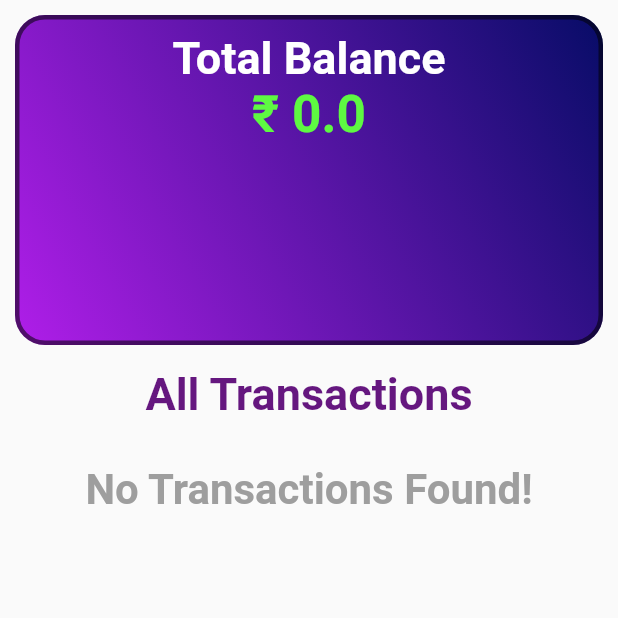
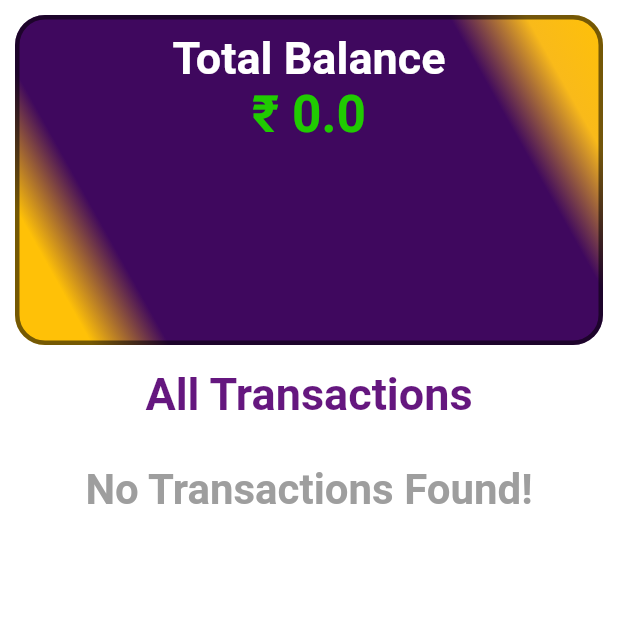
Before and after one commit to looohaar/CashBook, a Flutter app: the TransactionHistory screen opened directly, on a phone screen of 412 x 824 dp, the top half of it. Run offline on Flutter 3.47's test engine with Material 2 defaults, Android fonts, the phone set to English and light mode, and no system bars; our stand-ins replace flutter_spinkit, google_fonts, hive, hive_flutter, share_plus and 2 more; missing offline and left inert: dart:ffi; accounts and stored records are empty; Roboto replaces fonts that are missing (Signika).

Commit message:
almost done3

```diff
--- a/lib/screens/home/screensinhome/screen_addtransactions.dart
+++ b/lib/screens/home/screensinhome/screen_addtransactions.dart
@@ -42,6 +42,7 @@ class _AddTransactionsState extends State<AddTransactions> {
   @override
   Widget build(BuildContext context) {
     return Scaffold(
+      backgroundColor: Colors.white,
       appBar: AppBar(
         centerTitle: true,
         title: Text(
--- a/lib/screens/home/screensinhome/screen_categories.dart
+++ b/lib/screens/home/screensinhome/screen_categories.dart
@@ -34,10 +34,11 @@ class _CategoriesState extends State<Categories>
   @override
   Widget build(BuildContext context) {
     return Scaffold(
+       backgroundColor: Colors.white,
       appBar: AppBar(
         centerTitle: true,
         title: Text(
-          'Add Item',
+          'Add Categories',
           style: GoogleFonts.signika(
             fontSize: 30,
             fontWeight: FontWeight.w700,
--- a/lib/screens/home/screensinhome/screen_settings.dart
+++ b/lib/screens/home/screensinhome/screen_settings.dart
@@ -24,6 +24,7 @@ class _SettingsState extends State<Settings> {
   @override
   Widget build(BuildContext context) {
     return Scaffold(
+       backgroundColor: Colors.white,
       appBar: AppBar(
         centerTitle: true,
         title: Text('Settings',
@@ -191,7 +192,7 @@ elevation: 0,
               child: GestureDetector(
                 onTap: ()=>EmailAndUrl.openLink(url: 'www.linkedin.com/in/rahul-rajeev-500b1b200'),
                 child: ListTile(
-                  leading: Icon(Icons.info,color: headingColor,size: 35,),
+                  leading: Icon(Icons.info,color: headingColor,size: 33,),
                   title: Text('About Me',style: GoogleFonts.signika(fontSize: 25,color: Colors.black),),
 
                 ),
--- a/lib/screens/home/screensinhome/screen_transactions.dart
+++ b/lib/screens/home/screensinhome/screen_transactions.dart
@@ -28,6 +28,7 @@ class _TransactionHistoryState extends State<TransactionHistory> {
   Widget build(BuildContext context) {
     return SafeArea(
         child: Scaffold(
+           backgroundColor: Colors.white,
       appBar: AppBar(
         automaticallyImplyLeading: false,
         backgroundColor: Colors.transparent,
@@ -52,8 +53,26 @@ class _TransactionHistoryState extends State<TransactionHistory> {
                         border: Border.all(color: Colors.black54, width: 3),
                         gradient: LinearGradient(
                           colors: [
-                             Color.fromARGB(255, 7, 12, 103),
-                            Color.fromARGB(255, 176, 30, 233)
+
+                            // Color.fromARGB(252, 202, 10, 116),
+                            // Color.fromARGB(255, 26, 26, 65),
+                            // Color.fromARGB(255, 24, 1, 65),
+                            // Color.fromARGB(255, 24, 1, 65),
+                            // Colors.pink
+                            Colors.amber,
+                            Color.fromARGB(255, 249, 186, 26),
+                            Color.fromARGB(255, 63, 8, 94),
+                            Color.fromARGB(255, 63, 8, 94),
+                            Color.fromARGB(255, 63, 8, 94),
+                            Color.fromARGB(255, 63, 8, 94),
+                            Color.fromARGB(255, 63, 8, 94),
+                            Color.fromARGB(255, 63, 8, 94),
+                            Color.fromARGB(255, 63, 8, 94),
+                            Colors.amber,
+                            Colors.amber,
+
+
+
                           ],
                           begin: Alignment.topRight,
                           end: Alignment.bottomLeft,
--- a/lib/utils/colors.dart
+++ b/lib/utils/colors.dart
@@ -1,11 +1,11 @@
 import 'package:flutter/material.dart';
 
 final Color buttonColor = Color.fromARGB(255, 127, 5, 168);
-final Color tileIncomeColor = Colors.green;
-final Color tileExpenseColor= Color.fromARGB(255, 252, 21, 59);
+final Color tileIncomeColor =   Color.fromARGB(255, 32, 203, 1);
+final Color tileExpenseColor=  Color.fromARGB(233, 246, 9, 96);
 final Color headingColor= Color.fromARGB(255, 101, 23, 127);
 final Color textColor   = Colors.black54;
-final Color incomeColor=  Color.fromARGB(255, 94, 249, 66);
+final Color incomeColor=   Color.fromARGB(255, 32, 203, 1);
 final Color expenseColor=  Color.fromARGB(233, 246, 9, 96);
 
 // final List<Color> colorPalatte=[
```
Also changed, not shown: lib/screens/home/screensinhome/screen_statistics.dart (+15 -1 lines).
